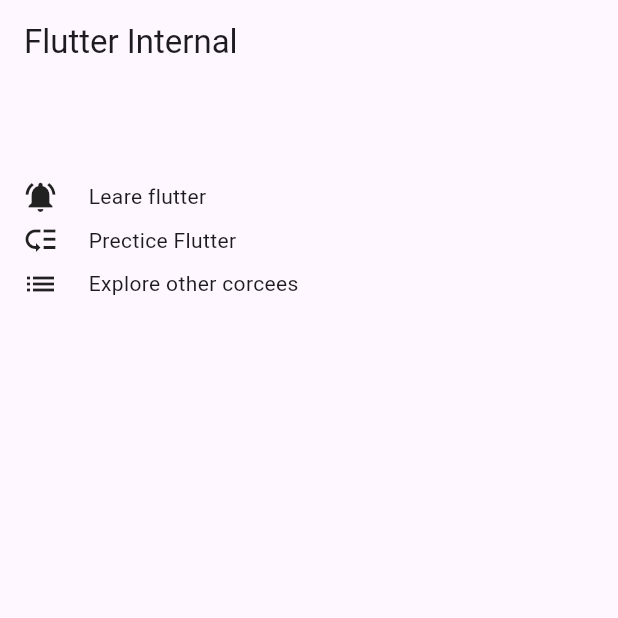
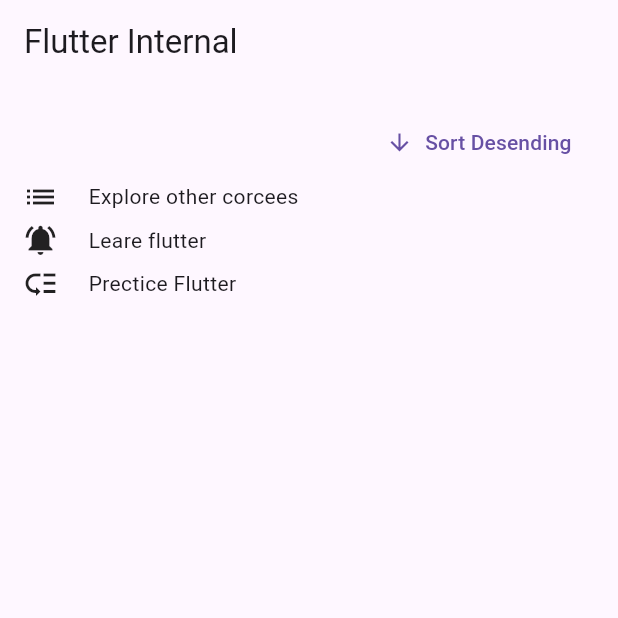
Before and after one commit to DeepakMewada20/flutter-Internales, a Flutter app: the screen it shows after launch, on a phone screen of 412 x 824 dp, the top half of it. Run offline on Flutter 3.47's test engine with Material 3 defaults, Android fonts, the phone set to English and light mode, and no system bars.

Commit message:
I add sort Method for todo item in Keys class in key.dart

```diff
--- a/lib/keys/key.dart
+++ b/lib/keys/key.dart
@@ -4,9 +4,9 @@ import 'package:flutter_internals/keys/Todos.dart';
 enum Priority { urgent, high, low }
 
 final todoIcons = {
-  Priority.urgent : Icons.notifications_active,
+  Priority.urgent: Icons.notifications_active,
   Priority.high: Icons.low_priority,
-  Priority.low:Icons.list
+  Priority.low: Icons.list
 };
 
 class Todo {
@@ -24,6 +24,7 @@ class Keys extends StatefulWidget {
 }
 
 class _KeysState extends State<Keys> {
+  String _order = 'asc';
   final List<Todo> _todoItame = [
     const Todo(
       "Leare flutter ",
@@ -38,6 +39,26 @@ class _KeysState extends State<Keys> {
       Priority.low,
     ),
   ];
+
+  void _setOrder() {
+    setState(() {
+      if (_order == 'asc') {
+        _order = 'dsc';
+        return;
+      }
+      _order = 'asc';
+    });
+  }
+
+  List<Todo> _ordertodos() {
+    List<Todo> shortList = _todoItame;
+    shortList.sort((a, b) {
+      final bComeAfterA = a.text.compareTo(b.text);
+      return _order == 'asc' ? bComeAfterA : -bComeAfterA;
+    });
+    return shortList;
+  }
+
   @override
   Widget build(BuildContext context) {
     return Center(
@@ -49,11 +70,17 @@ class _KeysState extends State<Keys> {
               //crossAxisAlignment: CrossAxisAlignment.end,
               mainAxisAlignment: MainAxisAlignment.end,
               children: [
-                TextButton(onPressed: (){}, child: Text(""))
+                TextButton.icon(
+                  onPressed: _setOrder,
+                  icon: _order == 'asc'
+                      ? const Icon(Icons.arrow_downward)
+                      : const Icon(Icons.arrow_upward),
+                  label: Text(
+                      "Sort ${_order == 'asc' ? "Desending" : "Asending"}"),
+                ),
               ],
             ),
-            for (var todo in _todoItame)
-              Todos(todoitem: todo),
+            for (var todo in _ordertodos()) Todos(todoitem: todo),
           ],
         ),
       ),
```
